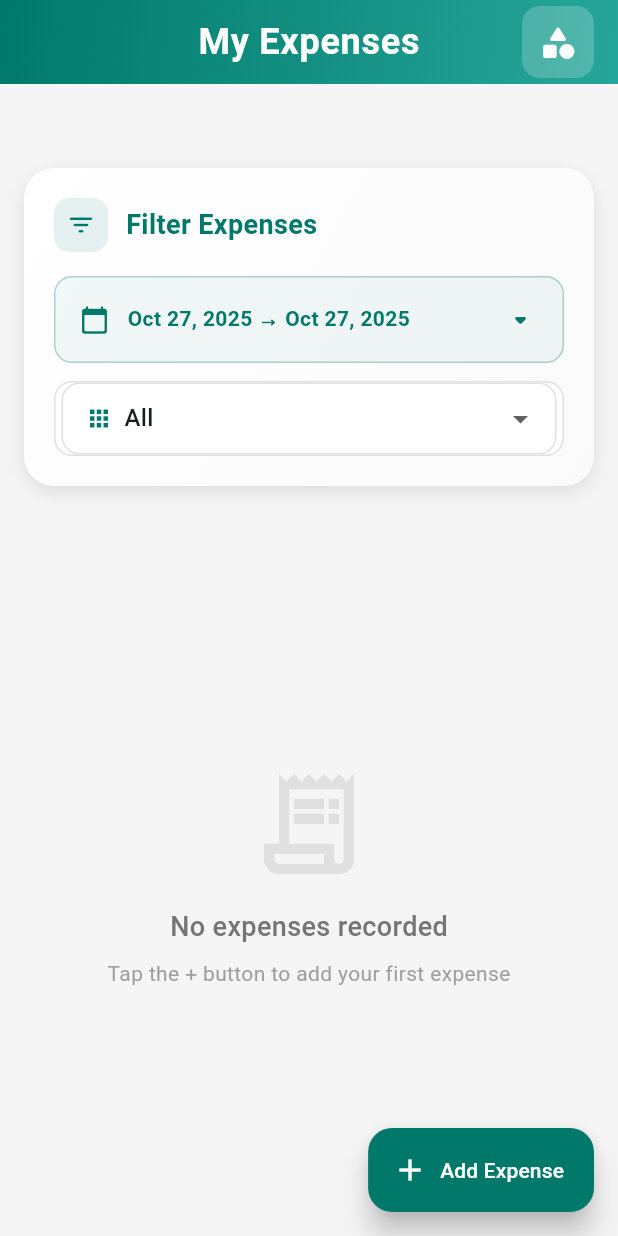
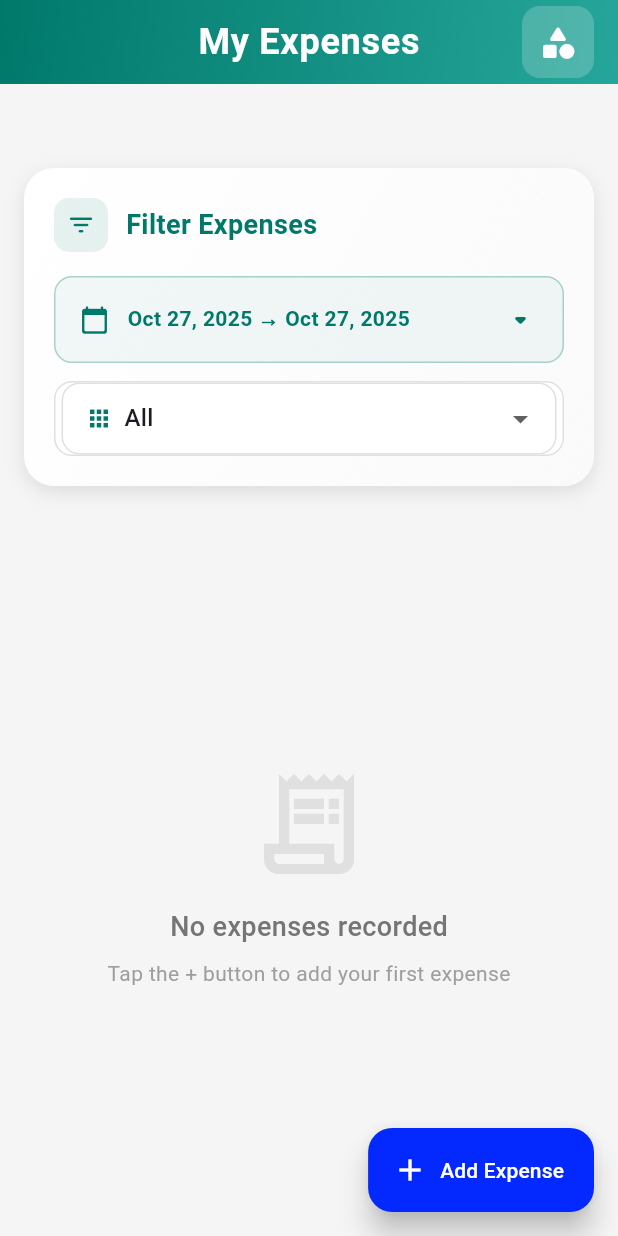
Before and after one commit to joviiee/mani_aashaan, a Flutter app: the screen it shows after launch, on a phone screen of 412 x 824 dp. Run offline on Flutter 3.47's test engine with Material 3 defaults, Android fonts, the light colour scheme and no system bars; our stand-ins replace equatable, flutter_riverpod, isar; accounts and stored records are empty; generated files the repository leaves out were written again.

Commit message:
edited ai changes pushing to change theme color

```diff
--- a/lib/main.dart
+++ b/lib/main.dart
@@ -20,17 +20,16 @@ class ExpenseApp extends StatelessWidget {
       theme: ThemeData(
         useMaterial3: true,
         colorScheme: ColorScheme.fromSeed(
-          seedColor: const Color(0xFF00796B),
-          primary: const Color(0xFF00796B),
-          secondary: const Color(0xFF26A69A),
+          seedColor: const Color.fromARGB(255, 18, 2, 255),
+          primary: const Color.fromARGB(255, 26, 1, 255),
+          secondary: const Color.fromARGB(255, 76, 0, 255),
           surface: const Color(0xFFF5F5F5),
-          background: const Color(0xFFFAFAFA),
         ),
-        cardTheme: CardTheme(
+        cardTheme:const CardThemeData(
           elevation: 2,
           shadowColor: Colors.black26,
           shape: RoundedRectangleBorder(
-            borderRadius: BorderRadius.circular(16),
+            borderRadius: BorderRadius.all(Radius.circular(16)),
           ),
         ),
         elevatedButtonTheme: ElevatedButtonThemeData(
@@ -69,7 +68,7 @@ class ExpenseApp extends StatelessWidget {
         ),
         floatingActionButtonTheme: const FloatingActionButtonThemeData(
           elevation: 6,
-          backgroundColor: Color(0xFF00796B),
+          backgroundColor: Color.fromARGB(255, 3, 41, 255),
           foregroundColor: Colors.white,
         ),
         fontFamily: 'Roboto',
--- a/lib/screens/home_screen.dart
+++ b/lib/screens/home_screen.dart
@@ -82,7 +82,7 @@ class _HomeScreenState extends ConsumerState<HomeScreen> {
           Container(
             margin: const EdgeInsets.only(right: 16.0),
             decoration: BoxDecoration(
-              color: Colors.white.withOpacity(0.2),
+              color: Colors.white.withValues(alpha: .2),
               borderRadius: BorderRadius.circular(12),
             ),
             child: IconButton(
@@ -133,7 +133,6 @@ class _HomeScreenState extends ConsumerState<HomeScreen> {
         ).then((shouldRefresh) {
           if (shouldRefresh == true) {
             _updateFilterParams();
-            print("refreshed items ...................................");
           }
         }),
         icon: const Icon(Icons.add),
@@ -158,7 +157,7 @@ class _HomeScreenState extends ConsumerState<HomeScreen> {
         borderRadius: BorderRadius.circular(20),
         boxShadow: [
           BoxShadow(
-            color: Colors.black.withOpacity(0.1),
+            color: Colors.black.withValues(alpha: .1),
             blurRadius: 10,
             offset: const Offset(0, 4),
           ),
@@ -172,7 +171,7 @@ class _HomeScreenState extends ConsumerState<HomeScreen> {
               Container(
                 padding: const EdgeInsets.all(8),
                 decoration: BoxDecoration(
-                  color: const Color(0xFF00796B).withOpacity(0.1),
+                  color: const Color(0xFF00796B).withValues(alpha: .1),
                   borderRadius: BorderRadius.circular(10),
                 ),
                 child: const Icon(
@@ -198,9 +197,9 @@ class _HomeScreenState extends ConsumerState<HomeScreen> {
             child: Container(
               padding: const EdgeInsets.symmetric(vertical: 16, horizontal: 16),
               decoration: BoxDecoration(
-                color: const Color(0xFF00796B).withOpacity(0.05),
+                color: const Color(0xFF00796B).withValues(alpha: .05),
                 borderRadius: BorderRadius.circular(12),
-                border: Border.all(color: const Color(0xFF00796B).withOpacity(0.3)),
+                border: Border.all(color: const Color(0xFF00796B).withValues(alpha: .3)),
               ),
               child: Row(
                 children: [
@@ -347,7 +346,7 @@ class _HomeScreenState extends ConsumerState<HomeScreen> {
             borderRadius: BorderRadius.circular(16),
             boxShadow: [
               BoxShadow(
-                color: Colors.black.withOpacity(0.08),
+                color: Colors.black.withValues(alpha: .08),
                 blurRadius: 8,
                 offset: const Offset(0, 3),
               ),
@@ -366,7 +365,7 @@ class _HomeScreenState extends ConsumerState<HomeScreen> {
                 borderRadius: BorderRadius.circular(12),
                 boxShadow: [
                   BoxShadow(
-                    color: const Color(0xFF00796B).withOpacity(0.3),
+                    color: const Color(0xFF00796B).withValues(alpha: .3),
                     blurRadius: 8,
                     offset: const Offset(0, 2),
                   ),
@@ -400,7 +399,7 @@ class _HomeScreenState extends ConsumerState<HomeScreen> {
                     dt,
                     style: TextStyle(
                       color: Colors.grey.shade600,
-                      fontSize: 13,
+                      fontSize: 10,
                     ),
                   ),
                 ],
```
